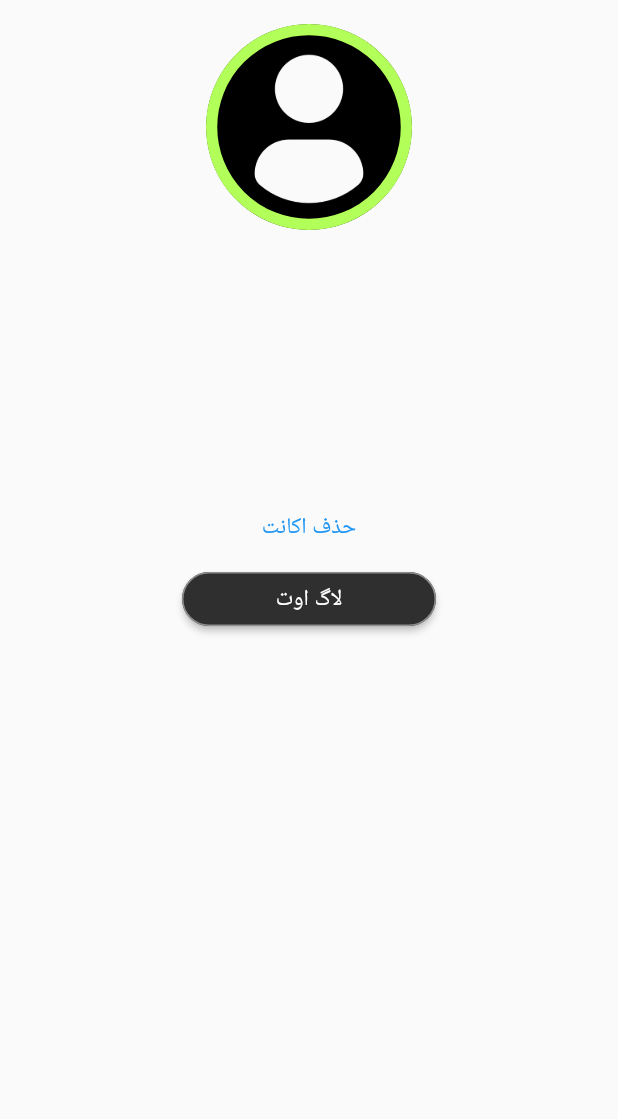
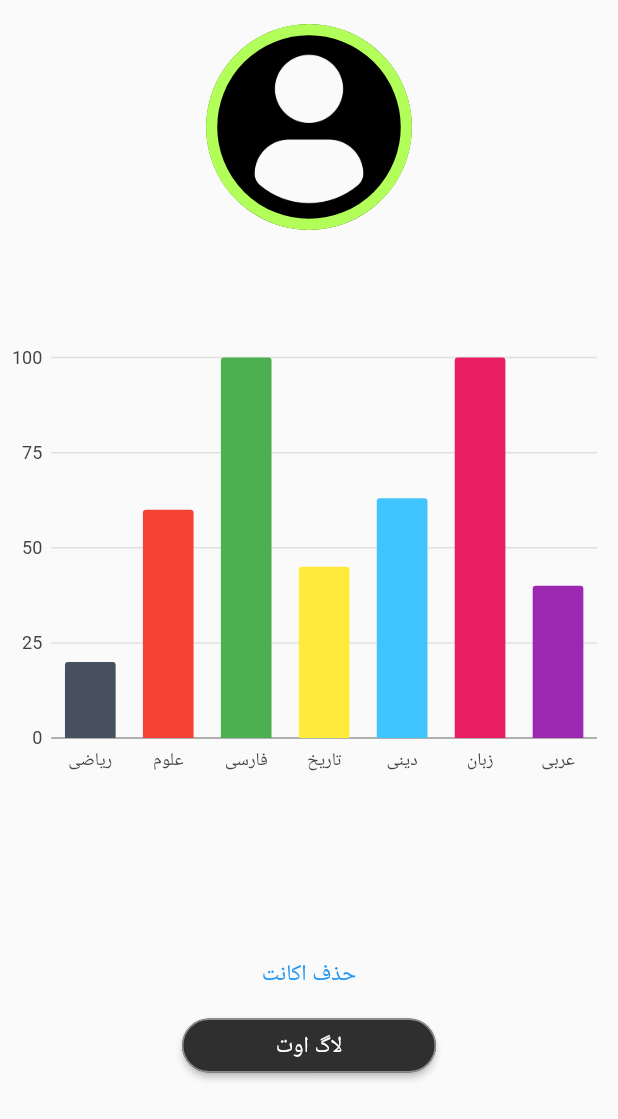
Before and after one commit to dorrin-sot/Mobdev-Game-Project, a Flutter app: the AccountsPageProfile widget shown alone on an empty page, opened directly, on a phone screen of 412 x 824 dp. Shown: the top 1119 px of the screen. Run offline on Flutter 3.47's test engine with Material 2 defaults, Android fonts, the phone set to English and light mode, and no system bars; our stand-ins replace animated_text_kit, charts_flutter, circular_countdown_timer, confetti, connectivity_plus, curved_navigation_bar and 9 more; missing offline and left inert: cron, pedantic; accounts and stored records are empty; network calls fail.

Commit message:
First chart implemented

```diff
--- /dev/null
+++ b/lib/models/bar_chart_graph.dart
@@ -0,0 +1,59 @@
+import 'package:flutter/material.dart';
+
+import 'bar_chart_model.dart';
+import 'package:charts_flutter/flutter.dart' as charts;
+class BarChartGraph extends StatelessWidget{
+final List<BarChartModel> data;
+BarChartGraph(this.data);
+  @override
+  Widget build(BuildContext context) {
+    List<charts.Series<BarChartModel, String>> series = [
+      charts.Series(
+          id: "Financial",
+          data: data,
+          domainFn: (BarChartModel series, _) => series.name!,
+          measureFn: (BarChartModel series, _) => series.percent!,
+          colorFn: (BarChartModel series, _) => series.color!),
+    ];
+    return Expanded(child: charts.BarChart(series,animate: true,));
+  }
+
+ /* Widget _buildFinancialList(series) {
+    return _barChartList != null
+        ? ListView.separated(
+      physics: NeverScrollableScrollPhysics(),
+      separatorBuilder: (context, index) => Divider(
+        color: Colors.white,
+        height: 5,
+      ),
+      scrollDirection: Axis.vertical,
+      shrinkWrap: true,
+      itemCount: _barChartList.length,
+      itemBuilder: (BuildContext context, int index) {
+        return Container(
+          height: MediaQuery.of(context).size.height/ 2.3,
+          padding: EdgeInsets.all(10),
+          child: Column(
+            children: [
+              Row(
+                mainAxisAlignment: MainAxisAlignment.center,
+                children: [
+                  Text(_barChartList[index].month,
+                      style: TextStyle(
+                          color: Colors.black, fontSize: 22,
+                          fontWeight: FontWeight.bold)
+                  ),
+                ],
+              ),
+              Expanded( child: charts.BarChart(series,
+                  animate: true)
+              ),
+            ],
+          ),
+        );
+      },
+    )
+        : SizedBox();
+  }*/
+
+}
--- /dev/null
+++ b/lib/models/bar_chart_model.dart
@@ -0,0 +1,12 @@
+import 'package:charts_flutter/flutter.dart' as charts;
+
+class BarChartModel {
+  String? name;
+  int? percent;
+  final charts.Color? color;
+
+  BarChartModel({this.name,
+    this.percent,
+    this.color,}
+      );
+}
--- a/lib/views/navigation_pages/accounts.dart
+++ b/lib/views/navigation_pages/accounts.dart
@@ -2,12 +2,51 @@ import 'package:flutter/cupertino.dart';
 import 'package:flutter/material.dart';
 import 'package:get/get.dart';
 import 'package:mobdev_game_project/main.dart';
+import 'package:mobdev_game_project/models/bar_chart_graph.dart';
+import 'package:mobdev_game_project/models/bar_chart_model.dart';
 import 'package:mobdev_game_project/models/user.dart';
 import 'package:mobdev_game_project/views/appbar_and_navbar/navbar_related.dart';
+import 'package:charts_flutter/flutter.dart' as charts;
 
 class AccountsPageProfile extends StatelessWidget {
   //const AccountsPageProfile({Key? key}) : super(key: key);
-
+  final List<BarChartModel> data = [
+    BarChartModel(
+      name: "ریاضی",
+      percent: 20,
+      color: charts.ColorUtil.fromDartColor(Color(0xFF47505F)),
+    ),
+    BarChartModel(
+      name: "علوم",
+      percent: 60,
+      color: charts.ColorUtil.fromDartColor(Colors.red),
+    ),
+    BarChartModel(
+      name: "فارسی",
+      percent: 100,
+      color: charts.ColorUtil.fromDartColor(Colors.green),
+    ),
+    BarChartModel(
+      name: "تاریخ",
+      percent: 45,
+      color: charts.ColorUtil.fromDartColor(Colors.yellow),
+    ),
+    BarChartModel(
+      name: "دینی",
+      percent: 63,
+      color: charts.ColorUtil.fromDartColor(Colors.lightBlueAccent),
+    ),
+    BarChartModel(
+      name: "زبان",
+      percent: 100,
+      color: charts.ColorUtil.fromDartColor(Colors.pink),
+    ),
+    BarChartModel(
+      name: "عربی",
+      percent: 40,
+      color: charts.ColorUtil.fromDartColor(Colors.purple),
+    ),
+  ];
   final appController = Get.find<AppController>();
 
   @override
@@ -71,7 +110,7 @@ class AccountsPageProfile extends StatelessWidget {
                       fontSize: 30,
                       fontFamily: 'Lalezar',
                       fontWeight: FontWeight.bold),
-                )),
+                )),BarChartGraph(data),
             ButtonBar(
               alignment: MainAxisAlignment.center,
               buttonPadding:
@@ -154,7 +193,7 @@ class AccountsPageProfile extends StatelessWidget {
                   },
                 )
               ],
-            )
+            ),
           ],
         ),
       );
--- a/pubspec.yaml
+++ b/pubspec.yaml
@@ -45,6 +45,7 @@ dependencies:
   circular_countdown_timer: ^0.2.0
   confetti: ^0.5.5
   modal_bottom_sheet: ^2.0.0
+  charts_flutter: ^0.11.0
 
 dev_dependencies:
 
```
Also changed, not shown: pubspec.lock.
